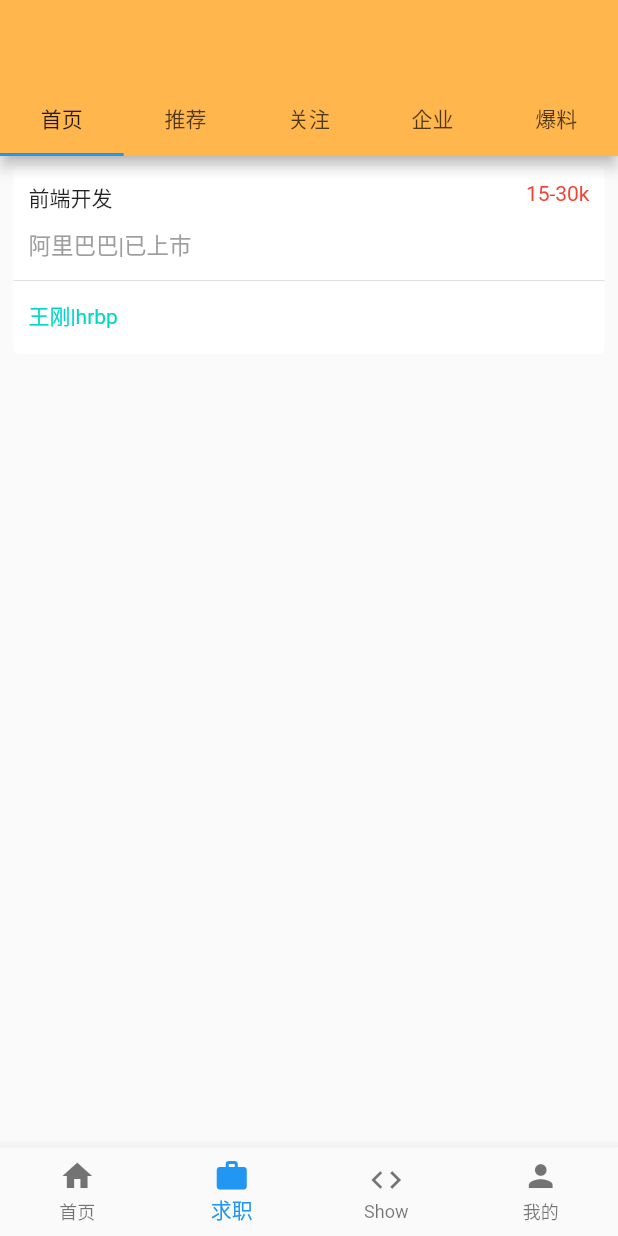
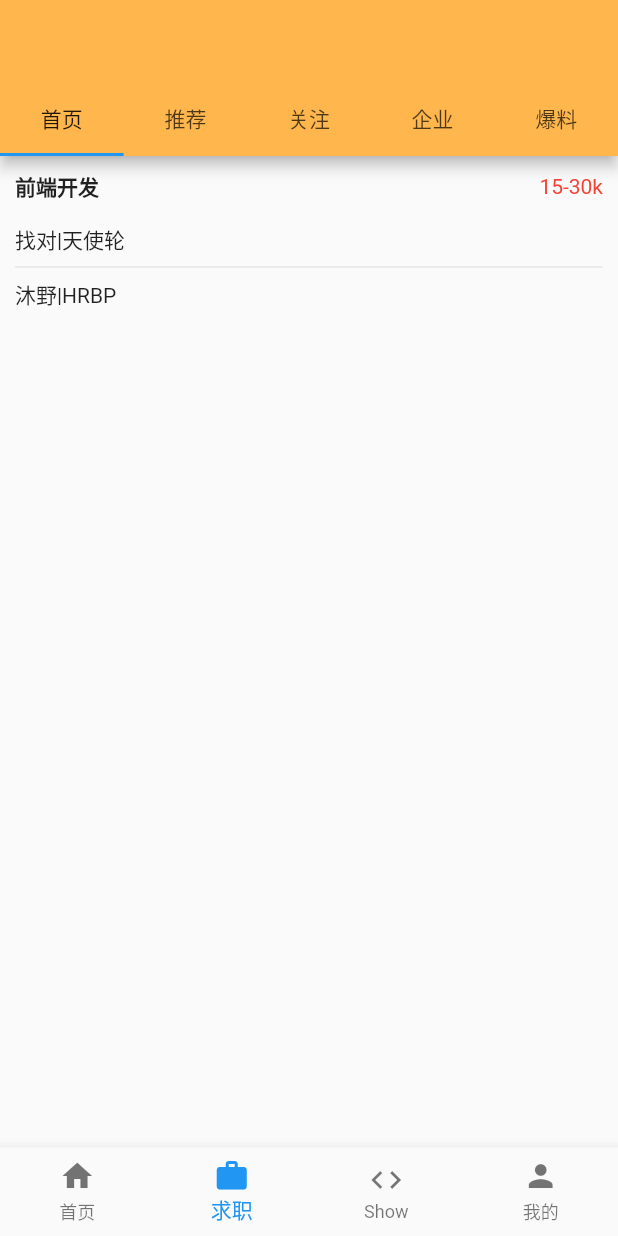
Before and after one commit to ass233/find_fault_app, a Flutter app: the screen it shows after launch, on a phone screen of 412 x 824 dp. Run offline on Flutter 3.47's test engine with Material 2 defaults, Android fonts, the phone set to English and light mode, and no system bars.

Commit message:
'优化版'

```diff
--- a/lib/pages/Job_hunting_widget/Job_works/index_widget.dart
+++ b/lib/pages/Job_hunting_widget/Job_works/index_widget.dart
@@ -9,82 +9,27 @@ class _IndexWidgetState extends State<IndexWidget> {
 
   @override
   Widget build(BuildContext context) {
-    return new Padding(
-      padding: const EdgeInsets.only(
-        top:3.0,
-        left:5.0,
-        right:5.0,
-        bottom:3.0,
-      ),
-      child: SizedBox(
-        child: new Card(
-          elevation: 0.0,
-          child: new Row(
-            crossAxisAlignment: CrossAxisAlignment.start,
+    return Container(
+      padding: EdgeInsets.all(10),
+      height: 400,
+      child: Column(
+        crossAxisAlignment: CrossAxisAlignment.start,
+        children: <Widget>[
+          Row(
+            mainAxisAlignment: MainAxisAlignment.spaceBetween,
             children: <Widget>[
-              new Expanded(
-                child: new Column(
-                  crossAxisAlignment: CrossAxisAlignment.start,
-                  mainAxisSize: MainAxisSize.min,
-                  children: <Widget>[
-                    new Row(
-                      children: <Widget>[
-                        new Padding(
-                          padding: const EdgeInsets.only(
-                            top: 10.0,
-                            left: 10.0,
-                            bottom: 5.0,
-                          ),
-                          child: new Text('前端开发'),
-                        ),
-                        new Expanded(
-                          child: new Column(
-                            crossAxisAlignment: CrossAxisAlignment.end,
-                            children: <Widget>[
-                              new Padding(
-                                padding: const EdgeInsets.only(right: 10.0),
-                                child: new Text('15-30k',
-                                  style: new TextStyle(color: Colors.red)),
-                              )
-                            ],
-                          ),
-                        )
-                      ],
-                    ),
-                      new Container(
-                        child: new Text(
-                          '阿里巴巴'+'|'+'已上市',
-                          textAlign: TextAlign.left,
-                          style:new TextStyle(fontSize: 15.0, color: Colors.grey),
-                        ),
-                        margin: const EdgeInsets.only(
-                            top: 5.0, left: 10.0, bottom: 5.0),
-                      ),
-                      new Divider(),
-                      new Row(
-                        children: <Widget>[
-                          new Padding(
-                            padding: const EdgeInsets.only(
-                              top:5.0,
-                              left:10.0,
-                              right: 5.0,
-                              bottom: 15.0,
-                            ),
-                            child: new Text('王刚'+"|"+'hrbp',
-                            style: new TextStyle(
-                              color: new Color.fromARGB(255, 0, 215, 198),
-                            ),),
-                          )
-                        ],
-                      )
-                  ],
-                ),
-              )
+              Text('前端开发',
+              style: TextStyle(fontWeight:FontWeight.bold)),
+              Text('15-30k',style: TextStyle(color: Colors.red)),
             ],
           ),
-        ),
+          SizedBox(height: 14),
+          Text('找对'+'|'+'天使轮',style:TextStyle(color: Colors.black87)),
+          Divider(),
+          Text('沐野'+"|"+'HRBP',style:TextStyle(color:Colors.black87)),
+        ],
       ),
+
     );
-  }
 
 }
```
